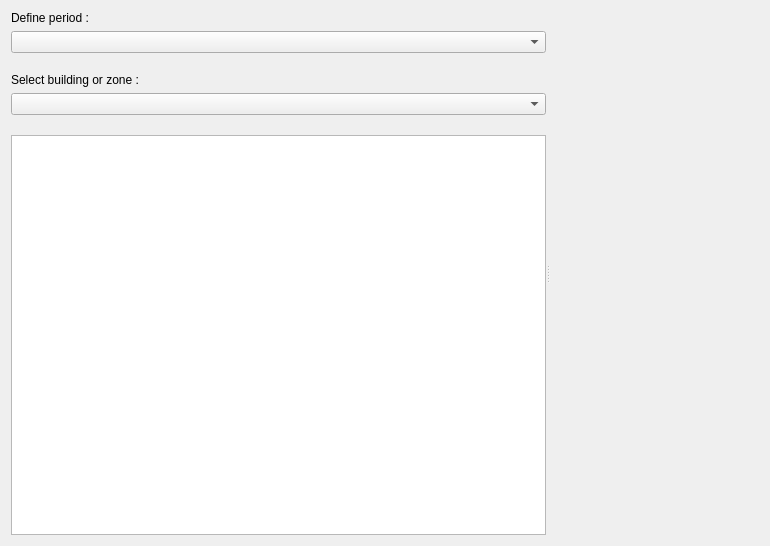
First picture: the form in src/resources/ui/dataplotter/heatgainpie.ui, repository Nobatek/simuplot, before the edit.
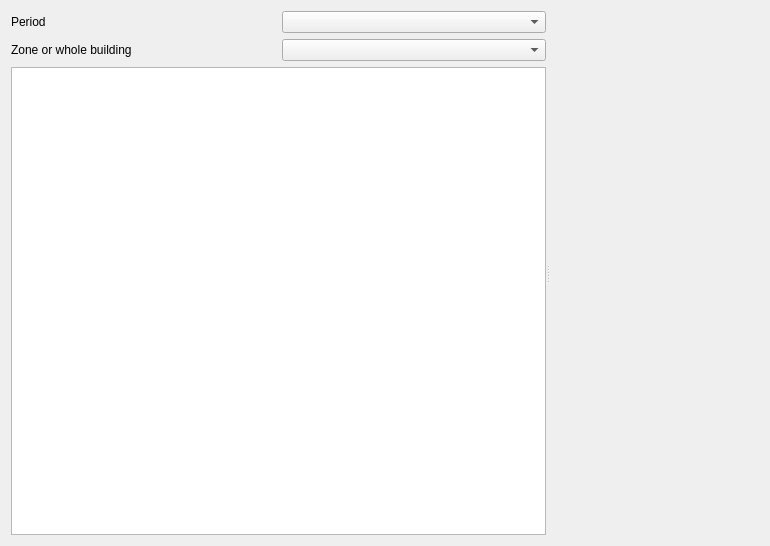
Second picture: the form after the edit. Custom widgets are drawn as their Qt base class.

Commit message: HeatGainPie and ThermalComfHistog GUI rework

```diff
--- a/src/resources/ui/dataplotter/heatgainpie.ui
+++ b/src/resources/ui/dataplotter/heatgainpie.ui
@@ -22,50 +22,32 @@
      <widget class="QWidget" name="layoutWidget">
       <layout class="QVBoxLayout" name="verticalLayout">
        <item>
+        <layout class="QHBoxLayout" name="horizontalLayout">
+         <item>
         <widget class="QLabel" name="label">
          <property name="text">
-          <string>Define period :</string>
+            <string>Period</string>
          </property>
         </widget>
        </item>
        <item>
         <widget class="QComboBox" name="PeriodcomboBox"/>
        </item>
-       <item>
-        <spacer name="verticalSpacer">
-         <property name="orientation">
-          <enum>Qt::Vertical</enum>
-         </property>
-         <property name="sizeHint" stdset="0">
-          <size>
-           <width>20</width>
-           <height>40</height>
-          </size>
-         </property>
-        </spacer>
+        </layout>
        </item>
+       <item>
+        <layout class="QHBoxLayout" name="horizontalLayout_2">
        <item>
         <widget class="QLabel" name="label_2">
          <property name="text">
-          <string>Select building or zone :</string>
+            <string>Zone or whole building</string>
          </property>
         </widget>
        </item>
        <item>
         <widget class="QComboBox" name="BuildcomboBox"/>
        </item>
-       <item>
-        <spacer name="verticalSpacer_2">
-         <property name="orientation">
-          <enum>Qt::Vertical</enum>
-         </property>
-         <property name="sizeHint" stdset="0">
-          <size>
-           <width>20</width>
-           <height>40</height>
-          </size>
-         </property>
-        </spacer>
+        </layout>
        </item>
        <item>
         <widget class="QTableWidget" name="listW">
```
Lines whose indentation alone changed are shown as unchanged. The commit also changes 1 other file.
